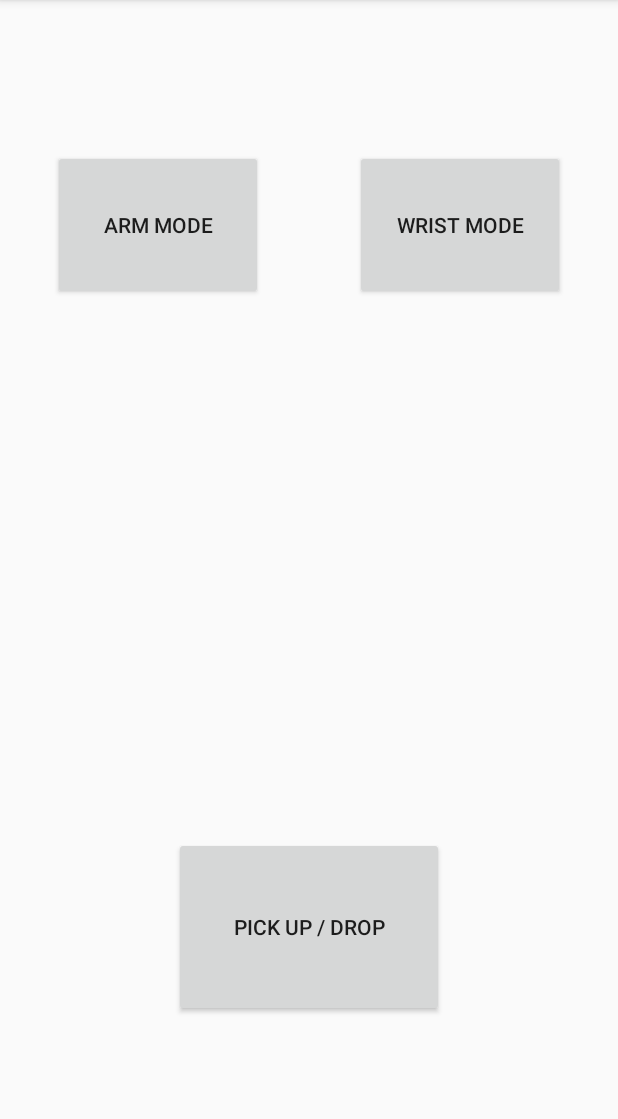
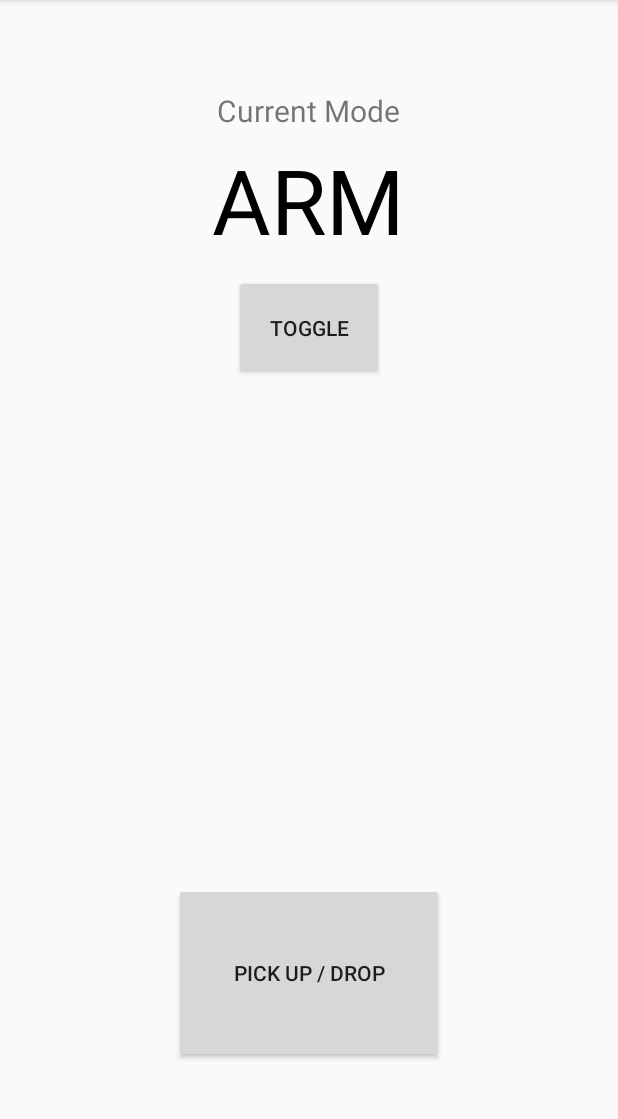
Before and after one commit to AndroidPracticalCourse/development, an Android app: the ControllerActivity screen opened directly, with no data from a screen before it, on a phone screen of 412 x 824 dp, the part 84-1203 px from its top. Run offline under Robolectric (Android 15) with nearby library versions, the light colour scheme and no system bars.

Commit message:
Added widgets to ControllerActivity. Included logging.

```diff
--- a/app/src/main/java/tum/controller/ControllerActivity.java
+++ b/app/src/main/java/tum/controller/ControllerActivity.java
@@ -6,6 +6,10 @@ import android.hardware.SensorEvent;
 import android.hardware.SensorEventListener;
 import android.hardware.SensorManager;
 import android.os.Bundle;
+import android.util.Log;
+import android.view.View;
+import android.widget.Button;
+import android.widget.TextView;
 
 import coppelia.CharWA;
 import coppelia.IntW;
@@ -21,7 +25,12 @@ public class ControllerActivity extends Activity implements SensorEventListener
     // V-REP variables
     private remoteApi vrep;
     private int clientID;
-    private String nameArmCamera = "Vision_sensor";
+
+    // V-REP objects
+    private final String nameArm = "IRB140_link2#0";
+    private final String nameWrist = "IRB140_link3#0";
+    private final String nameArmCamera = "Vision_sensor";
+    private String nameCurrSelComponent = nameArm; // stores the name of the arm or wrist component, depending on the selected mode
 
     // Sensors and data
     private SensorManager mSensorManager;
@@ -34,12 +43,17 @@ public class ControllerActivity extends Activity implements SensorEventListener
     private float pitchAngle; // From gyroscope
     private float[] rotationVector; // From rotation vector
 
+    // Logging
+    private static final String TAG = "ControllerActivity";
+
     @Override
     protected void onCreate(Bundle savedInstanceState) {
         super.onCreate(savedInstanceState);
         setContentView(R.layout.activity_controller);
 
-        init();
+        initData();
+        initWidgets();
+
         startSensors();
     }
 
@@ -47,9 +61,29 @@ public class ControllerActivity extends Activity implements SensorEventListener
     //                  INITIALISATION METHODS
     // =============================================================
 
-    private void init() {
+    private void initData() {
         vrep = new remoteApi();
         clientID = getIntent().getIntExtra(getString(R.string.str_clientID), -1);
+    }
+
+    // Initialises the widgets and the respective click handlers
+    private void initWidgets() {
+        Button buttonToggleMode = (Button) findViewById(R.id.btn_toggleMode);
+        buttonToggleMode.setOnClickListener(new View.OnClickListener() {
+            public void onClick(View v) { // Toggles between arm and wrist mode; arm mode selected by default
+                TextView selMode = (TextView) findViewById(R.id.text_currModeSel);
+                if (selMode.toString().equals(getString(R.string.str_arm))) {
+                    nameCurrSelComponent = nameWrist;
+                    selMode.setText(R.string.str_wrist);
+                } else if (selMode.toString().equals(getString(R.string.str_wrist))) {
+                    nameCurrSelComponent = nameArm;
+                    selMode.setText(R.string.str_arm);
+                }
+            }
+        });
+
+        Button buttonClaw = (Button) findViewById(R.id.btn_claw);
+        // TODO - click handler for claw button
     }
 
     // =============================================================
@@ -82,12 +116,14 @@ public class ControllerActivity extends Activity implements SensorEventListener
             mRotation = mSensorManager.getDefaultSensor(Sensor.TYPE_ROTATION_VECTOR);
 
             registerSensorListeners();
+            Log.i(TAG, "Sensors started");
         }
     }
 
     private void stopSensors() {
         isSensorsStarted = false;
         mSensorManager.unregisterListener(this);
+        Log.i(TAG, "Sensors stopped");
     }
 
     private void registerSensorListeners() {
@@ -130,14 +166,17 @@ public class ControllerActivity extends Activity implements SensorEventListener
     //                      V-REP METHODS
     // =============================================================
 
-    // Obtains the handle of the camera object in V-REP
+    // Sends any movement data from the device sensors to the arm/wrist object in the V-REP simulator
+    private void sendDataToComponent() {
+        IntW handleSelComponent = new IntW(1);
+
+        vrep.simxGetObjectHandle(clientID, nameCurrSelComponent, handleSelComponent, remoteApi.simx_opmode_blocking);
+    }
+
+    // Obtains the handle of the camera object
     private int getHandleArmCamera() {
         IntW handleArmCamera = new IntW(1);
-
-        vrep.simxGetObjectHandle(clientID,
-                nameArmCamera, // name of the camera object
-                handleArmCamera, // handle of the camera object
-                remoteApi.simx_opmode_blocking);
+        vrep.simxGetObjectHandle(clientID, nameArmCamera, handleArmCamera, remoteApi.simx_opmode_blocking);
 
         return handleArmCamera.getValue();
     }
--- a/app/src/main/java/tum/controller/MainActivity.java
+++ b/app/src/main/java/tum/controller/MainActivity.java
@@ -13,6 +13,9 @@ import coppelia.remoteApi;
 public class MainActivity extends Activity {
 
     private String nameArm = "IRB140#0";
+
+    // Logging
+    private static final String TAG = "MainActivity";
 
     @Override
     protected void onCreate(Bundle savedInstanceState) {
--- a/app/src/main/res/layout/activity_controller.xml
+++ b/app/src/main/res/layout/activity_controller.xml
@@ -5,32 +5,44 @@
     android:layout_height="match_parent"
     tools:context="tum.controller.ControllerActivity">
 
-    <Button
-        android:id="@+id/button_armMode"
-        android:layout_width="140dp"
-        android:layout_height="100dp"
-        android:layout_marginTop="100dp"
-        android:layout_marginStart="35dp"
-        android:text="@string/str_armMode"
+    <TextView
+        android:id="@+id/text_currMode"
+        android:layout_width="wrap_content"
+        android:layout_height="wrap_content"
         android:layout_alignParentTop="true"
-        android:layout_alignParentStart="true" />
+        android:layout_centerHorizontal="true"
+        android:layout_marginTop="60dp"
+        android:text="@string/str_currMode"
+        android:textSize="20sp" />
+
+    <TextView
+        android:id="@+id/text_currModeSel"
+        android:layout_width="wrap_content"
+        android:layout_height="wrap_content"
+        android:layout_below="@id/text_currMode"
+        android:layout_centerHorizontal="true"
+        android:layout_marginTop="5dp"
+        android:text="@string/str_arm"
+        android:textColor="@android:color/black"
+        android:textSize="60sp"/>
 
     <Button
-        android:id="@+id/button_wristMode"
-        android:layout_width="140dp"
-        android:layout_height="100dp"
-        android:layout_marginEnd="35dp"
-        android:text="@string/str_wristMode"
-        android:layout_alignBottom="@+id/button_armMode"
-        android:layout_alignParentEnd="true" />
+        android:id="@+id/btn_toggleMode"
+        android:layout_width="100dp"
+        android:layout_height="70dp"
+        android:text="@string/str_toggle"
+        android:layout_below="@+id/text_currModeSel"
+        android:layout_centerHorizontal="true"
+        android:layout_marginTop="10dp" />
 
     <Button
-        android:id="@+id/button_clawController"
+        android:id="@+id/btn_claw"
         android:layout_width="180dp"
         android:layout_height="120dp"
-        android:layout_marginBottom="90dp"
+        android:layout_marginBottom="59dp"
         android:text="@string/str_pickupdrop"
         android:layout_alignParentBottom="true"
         android:layout_centerHorizontal="true" />
 
+
 </RelativeLayout>
--- a/app/src/main/res/values/strings.xml
+++ b/app/src/main/res/values/strings.xml
@@ -14,8 +14,10 @@
     <string name="str_connect">Connect</string>
 
     <!-- ControllerActivity -->
-    <string name="str_armMode">Arm Mode</string>
-    <string name="str_wristMode">Wrist Mode</string>
+    <string name="str_currMode">Current Mode</string>
+    <string name="str_toggle">Toggle</string>
     <string name="str_pickupdrop">Pick up / Drop</string>
+    <string name="str_arm">ARM</string>
+    <string name="str_wrist">WRIST</string>
 
 </resources>
```
